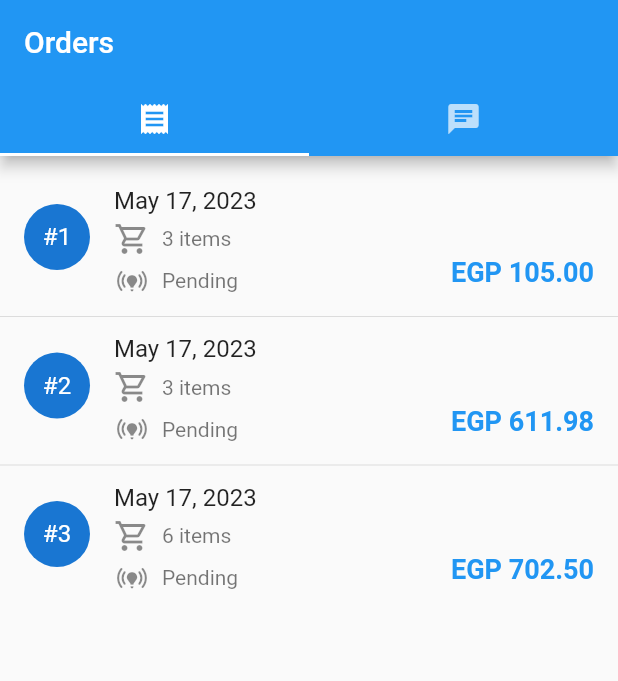
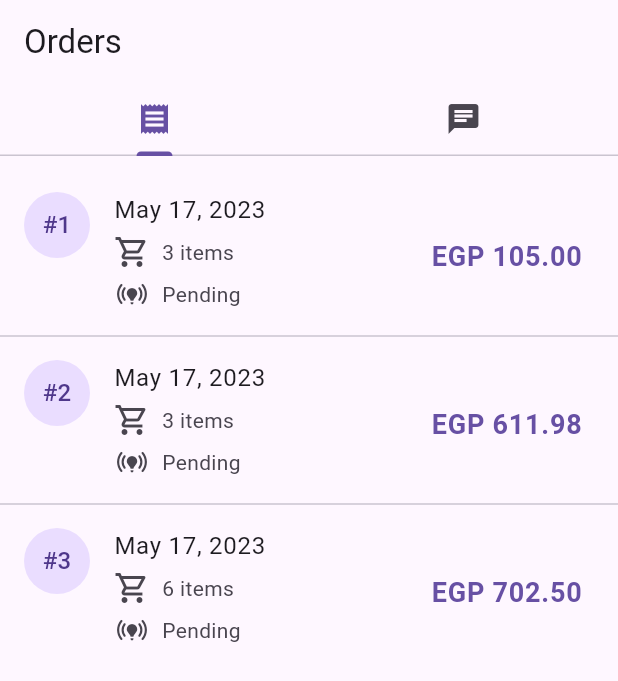
Before and after one commit to moazelsawaf/bigfoot_dashboard, a Flutter app: the screen it shows after launch, on a phone screen of 412 x 824 dp. Shown: the top 681 px of the screen. Run offline on Flutter 3.47's test engine with Material 2 defaults, Android fonts, the phone set to English and light mode, and no system bars; our stand-ins replace cached_network_image.

Commit message:
feat: :sparkles: apply material 3

```diff
--- a/lib/main.dart
+++ b/lib/main.dart
@@ -13,7 +13,9 @@ class MyApp extends StatelessWidget {
   Widget build(BuildContext context) {
     return MaterialApp(
       debugShowCheckedModeBanner: false,
-      theme: ThemeData(primarySwatch: Colors.blue),
+      theme: ThemeData(
+        useMaterial3: true,
+      ),
       routes: {
         HomeScreen.routeName: (_) => const HomeScreen(),
         OrderDetailsScreen.routeName: (_) => const OrderDetailsScreen(),
--- a/lib/ui/widgets/order_card.dart
+++ b/lib/ui/widgets/order_card.dart
@@ -63,10 +63,10 @@ class OrderCard extends StatelessWidget {
         children: [
           Text(
             totalPrice.formattedPrice,
-            style: const TextStyle(
+            style: TextStyle(
               fontSize: 18,
               fontWeight: FontWeight.bold,
-              color: Colors.blue,
+              color: Theme.of(context).colorScheme.primary,
             ),
           ),
         ],
```
